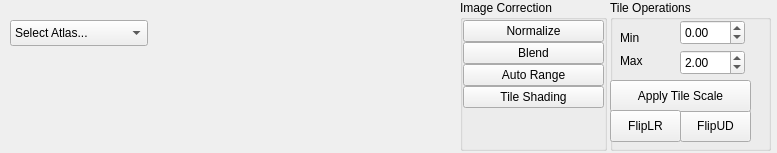
The window that acq4/analysis/modules/MosaicEditor/MosaicEditorTemplate.ui (acq4/acq4) describes before a commit, drawn with Qt 5.
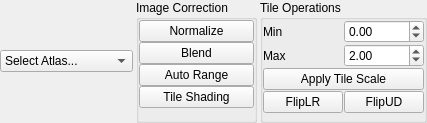
The same window after the commit.

Commit message: resolved a ui bug (added back atlasLayout), and applied layouts to other parts of mosaiceditor

Diff of the .ui file:
```diff
--- a/acq4/analysis/modules/MosaicEditor/MosaicEditorTemplate.ui
+++ b/acq4/analysis/modules/MosaicEditor/MosaicEditorTemplate.ui
@@ -6,47 +6,137 @@
    <rect>
     <x>0</x>
     <y>0</y>
-    <width>777</width>
-    <height>153</height>
+    <width>427</width>
+    <height>123</height>
    </rect>
   </property>
   <property name="windowTitle">
    <string>Form</string>
   </property>
+  <layout class="QHBoxLayout" name="horizontalLayout" stretch="5,1,1">
+   <property name="spacing">
+    <number>3</number>
+   </property>
+   <property name="margin">
+    <number>0</number>
+   </property>
+   <item>
+    <widget class="QFrame" name="frame_3">
+     <property name="sizePolicy">
+      <sizepolicy hsizetype="Preferred" vsizetype="Preferred">
+       <horstretch>100</horstretch>
+       <verstretch>0</verstretch>
+      </sizepolicy>
+     </property>
+     <layout class="QGridLayout" name="gridLayout_2">
+      <property name="margin">
+       <number>0</number>
+      </property>
+      <property name="spacing">
+       <number>0</number>
+      </property>
+      <item row="0" column="0">
+       <widget class="QComboBox" name="atlasCombo">
+        <item>
+         <property name="text">
+          <string>Select Atlas...</string>
+         </property>
+        </item>
+       </widget>
+      </item>
+      <item row="1" column="0">
+       <layout class="QGridLayout" name="atlasLayout">
+        <property name="spacing">
+         <number>0</number>
+        </property>
+       </layout>
+      </item>
+     </layout>
+    </widget>
+   </item>
+   <item>
+    <widget class="QGroupBox" name="groupBox_2">
+     <property name="sizePolicy">
+      <sizepolicy hsizetype="Preferred" vsizetype="Preferred">
+       <horstretch>10</horstretch>
+       <verstretch>0</verstretch>
+      </sizepolicy>
+     </property>
+     <property name="title">
+      <string>Image Correction</string>
+     </property>
+     <layout class="QVBoxLayout" name="verticalLayout">
+      <property name="spacing">
+       <number>0</number>
+      </property>
+      <property name="margin">
+       <number>0</number>
+      </property>
+      <item>
+       <widget class="QPushButton" name="normalizeBtn">
+        <property name="text">
+         <string>Normalize</string>
+        </property>
+       </widget>
+      </item>
+      <item>
+       <widget class="QPushButton" name="blendBtn">
+        <property name="text">
+         <string>Blend</string>
+        </property>
+       </widget>
+      </item>
+      <item>
+       <widget class="QPushButton" name="autoRangeBtn">
+        <property name="text">
+         <string>Auto Range</string>
+        </property>
+       </widget>
+      </item>
+      <item>
+       <widget class="QPushButton" name="tileShadingBtn">
+        <property name="text">
+         <string>Tile Shading</string>
+        </property>
+       </widget>
+      </item>
+      <item>
+       <spacer name="verticalSpacer_2">
+        <property name="orientation">
+         <enum>Qt::Vertical</enum>
+        </property>
+        <property name="sizeHint" stdset="0">
+         <size>
+          <width>20</width>
+          <height>40</height>
+         </size>
+        </property>
+       </spacer>
+      </item>
+     </layout>
+    </widget>
+   </item>
+   <item>
   <widget class="QGroupBox" name="groupBox">
-   <property name="geometry">
-    <rect>
-     <x>610</x>
-     <y>0</y>
-     <width>161</width>
-     <height>151</height>
-    </rect>
-   </property>
    <property name="title">
     <string>Tile Operations</string>
    </property>
-   <widget class="QPushButton" name="mosaicFlipUDBtn">
-    <property name="geometry">
-     <rect>
-      <x>70</x>
-      <y>110</y>
-      <width>71</width>
-      <height>32</height>
-     </rect>
-    </property>
+     <layout class="QGridLayout" name="gridLayout">
+      <property name="margin">
+       <number>0</number>
+      </property>
+      <property name="spacing">
+       <number>1</number>
+      </property>
+      <item row="0" column="0">
+       <widget class="QLabel" name="label_2">
     <property name="text">
-     <string>FlipUD</string>
-    </property>
-   </widget>
+         <string>Min</string>
+        </property>
+       </widget>
+      </item>
+      <item row="0" column="1">
    <widget class="QDoubleSpinBox" name="mosaicDisplayMin">
-    <property name="geometry">
-     <rect>
-      <x>70</x>
-      <y>20</y>
-      <width>65</width>
-      <height>25</height>
-     </rect>
-    </property>
     <property name="minimum">
      <double>-1.000000000000000</double>
     </property>
@@ -57,41 +147,9 @@
      <double>0.250000000000000</double>
     </property>
    </widget>
-   <widget class="QPushButton" name="mosaicApplyScaleBtn">
-    <property name="geometry">
-     <rect>
-      <x>0</x>
-      <y>80</y>
-      <width>141</width>
-      <height>32</height>
-     </rect>
-    </property>
-    <property name="text">
-     <string>Apply Tile Scale</string>
-    </property>
-   </widget>
-   <widget class="QLabel" name="label_2">
-    <property name="geometry">
-     <rect>
-      <x>10</x>
-      <y>30</y>
-      <width>62</width>
-      <height>16</height>
-     </rect>
-    </property>
-    <property name="text">
-     <string>Min</string>
-    </property>
-   </widget>
+      </item>
+      <item row="1" column="0">
    <widget class="QLabel" name="label">
-    <property name="geometry">
-     <rect>
-      <x>10</x>
-      <y>50</y>
-      <width>50</width>
-      <height>21</height>
-     </rect>
-    </property>
     <property name="sizePolicy">
      <sizepolicy hsizetype="Minimum" vsizetype="Preferred">
       <horstretch>100</horstretch>
@@ -102,15 +160,9 @@
      <string>Max</string>
     </property>
    </widget>
+      </item>
+      <item row="1" column="1">
    <widget class="QDoubleSpinBox" name="mosaicDisplayMax">
-    <property name="geometry">
-     <rect>
-      <x>70</x>
-      <y>50</y>
-      <width>65</width>
-      <height>25</height>
-     </rect>
-    </property>
     <property name="maximum">
      <double>65536.000000000000000</double>
     </property>
@@ -121,75 +173,30 @@
      <double>2.000000000000000</double>
     </property>
    </widget>
+      </item>
+      <item row="2" column="0" colspan="2">
+       <widget class="QPushButton" name="mosaicApplyScaleBtn">
+        <property name="text">
+         <string>Apply Tile Scale</string>
+        </property>
+       </widget>
+      </item>
+      <item row="3" column="1">
+       <widget class="QPushButton" name="mosaicFlipUDBtn">
+        <property name="text">
+         <string>FlipUD</string>
+        </property>
+       </widget>
+      </item>
+      <item row="3" column="0">
    <widget class="QPushButton" name="mosaicFlipLRBtn">
-    <property name="geometry">
-     <rect>
-      <x>0</x>
-      <y>110</y>
-      <width>71</width>
-      <height>32</height>
-     </rect>
-    </property>
     <property name="text">
      <string>FlipLR</string>
     </property>
    </widget>
-  </widget>
-  <widget class="QGroupBox" name="groupBox_2">
-   <property name="geometry">
-    <rect>
-     <x>460</x>
-     <y>0</y>
-     <width>147</width>
-     <height>151</height>
-    </rect>
-   </property>
-   <property name="sizePolicy">
-    <sizepolicy hsizetype="Preferred" vsizetype="Preferred">
-     <horstretch>10</horstretch>
-     <verstretch>0</verstretch>
-    </sizepolicy>
-   </property>
-   <property name="title">
-    <string>Image Correction</string>
-   </property>
-   <layout class="QVBoxLayout" name="verticalLayout">
-    <property name="spacing">
-     <number>0</number>
-    </property>
-    <property name="margin">
-     <number>0</number>
-    </property>
-    <item>
-     <widget class="QPushButton" name="normalizeBtn">
-      <property name="text">
-       <string>Normalize</string>
-      </property>
-     </widget>
-    </item>
-    <item>
-     <widget class="QPushButton" name="blendBtn">
-      <property name="text">
-       <string>Blend</string>
-      </property>
-     </widget>
-    </item>
-    <item>
-     <widget class="QPushButton" name="autoRangeBtn">
-      <property name="text">
-       <string>Auto Range</string>
-      </property>
-     </widget>
-    </item>
-    <item>
-     <widget class="QPushButton" name="tileShadingBtn">
-      <property name="text">
-       <string>Tile Shading</string>
-      </property>
-     </widget>
-    </item>
-    <item>
-     <spacer name="verticalSpacer_2">
+      </item>
+      <item row="4" column="0" colspan="2">
+       <spacer name="verticalSpacer">
       <property name="orientation">
        <enum>Qt::Vertical</enum>
       </property>
@@ -203,37 +210,8 @@
     </item>
    </layout>
   </widget>
-  <widget class="QFrame" name="frame_3">
-   <property name="geometry">
-    <rect>
-     <x>10</x>
-     <y>10</y>
-     <width>441</width>
-     <height>137</height>
-    </rect>
-   </property>
-   <property name="sizePolicy">
-    <sizepolicy hsizetype="Preferred" vsizetype="Preferred">
-     <horstretch>100</horstretch>
-     <verstretch>0</verstretch>
-    </sizepolicy>
-   </property>
-   <widget class="QComboBox" name="atlasCombo">
-    <property name="geometry">
-     <rect>
-      <x>0</x>
-      <y>10</y>
-      <width>138</width>
-      <height>26</height>
-     </rect>
-    </property>
-    <item>
-     <property name="text">
-      <string>Select Atlas...</string>
-     </property>
-    </item>
-   </widget>
-  </widget>
+   </item>
+  </layout>
  </widget>
  <resources/>
  <connections/>
```
Lines whose indentation alone changed are shown as unchanged. The commit also changes 1 other file.
